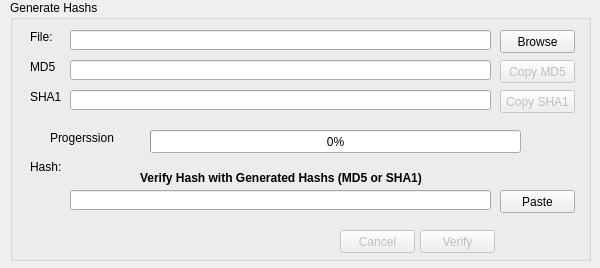
Old version of the form md5calculator.ui in the repository embeddedmz/MD5_SHA1_Calculator.
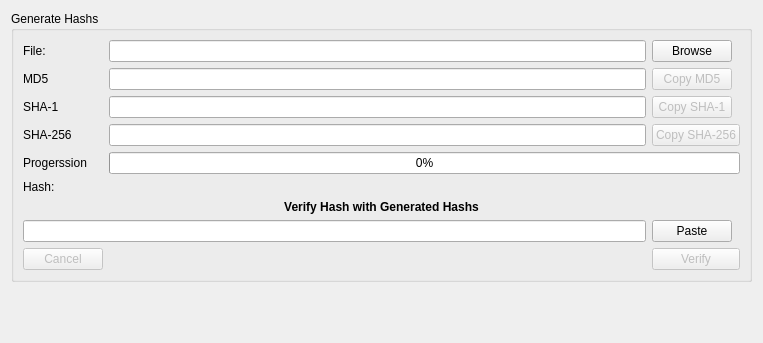
New version of the form. Icons and pictures are not drawn.

Diff of the .ui file:
```diff
--- a/md5calculator.ui
+++ b/md5calculator.ui
@@ -6,8 +6,8 @@
    <rect>
     <x>0</x>
     <y>0</y>
-    <width>600</width>
-    <height>268</height>
+    <width>763</width>
+    <height>343</height>
    </rect>
   </property>
   <property name="windowTitle">
@@ -17,114 +17,248 @@
    <iconset resource="Icons.qrc">
     <normaloff>:/icons/md5.png</normaloff>:/icons/md5.png</iconset>
   </property>
+  <layout class="QGridLayout" name="gridLayout_2">
+   <item row="0" column="0">
   <widget class="QGroupBox" name="groupBox">
-   <property name="geometry">
-    <rect>
-     <x>10</x>
-     <y>0</y>
-     <width>581</width>
-     <height>261</height>
-    </rect>
-   </property>
    <property name="title">
     <string>Generate Hashs</string>
    </property>
+     <layout class="QGridLayout" name="gridLayout">
+      <item row="0" column="1" colspan="2">
    <widget class="QLineEdit" name="uiFile">
     <property name="enabled">
      <bool>true</bool>
     </property>
-    <property name="geometry">
-     <rect>
-      <x>60</x>
-      <y>30</y>
-      <width>421</width>
-      <height>20</height>
-     </rect>
+        <property name="sizePolicy">
+         <sizepolicy hsizetype="Preferred" vsizetype="Preferred">
+          <horstretch>0</horstretch>
+          <verstretch>0</verstretch>
+         </sizepolicy>
     </property>
     <property name="readOnly">
      <bool>true</bool>
     </property>
    </widget>
+      </item>
+      <item row="0" column="3">
    <widget class="QPushButton" name="uiBrowseBtn">
-    <property name="geometry">
-     <rect>
-      <x>490</x>
-      <y>30</y>
-      <width>75</width>
-      <height>23</height>
-     </rect>
+        <property name="sizePolicy">
+         <sizepolicy hsizetype="Maximum" vsizetype="Preferred">
+          <horstretch>0</horstretch>
+          <verstretch>0</verstretch>
+         </sizepolicy>
     </property>
     <property name="text">
      <string>Browse</string>
     </property>
    </widget>
+      </item>
+      <item row="2" column="3">
+       <widget class="QPushButton" name="uiCopySHA1Btn">
+        <property name="enabled">
+         <bool>false</bool>
+        </property>
+        <property name="sizePolicy">
+         <sizepolicy hsizetype="Maximum" vsizetype="Preferred">
+          <horstretch>0</horstretch>
+          <verstretch>0</verstretch>
+         </sizepolicy>
+        </property>
+        <property name="text">
+         <string>Copy SHA-1</string>
+        </property>
+       </widget>
+      </item>
+      <item row="5" column="0">
+       <widget class="QLabel" name="label_4">
+        <property name="sizePolicy">
+         <sizepolicy hsizetype="Maximum" vsizetype="Preferred">
+          <horstretch>0</horstretch>
+          <verstretch>0</verstretch>
+         </sizepolicy>
+        </property>
+        <property name="text">
+         <string>Hash:</string>
+        </property>
+       </widget>
+      </item>
+      <item row="1" column="0">
+       <widget class="QLabel" name="label_2">
+        <property name="sizePolicy">
+         <sizepolicy hsizetype="Maximum" vsizetype="Preferred">
+          <horstretch>0</horstretch>
+          <verstretch>0</verstretch>
+         </sizepolicy>
+        </property>
+        <property name="text">
+         <string>MD5</string>
+        </property>
+       </widget>
+      </item>
+      <item row="7" column="3">
+       <widget class="QPushButton" name="uiPasteBtn">
+        <property name="sizePolicy">
+         <sizepolicy hsizetype="Maximum" vsizetype="Preferred">
+          <horstretch>0</horstretch>
+          <verstretch>0</verstretch>
+         </sizepolicy>
+        </property>
+        <property name="text">
+         <string>Paste</string>
+        </property>
+       </widget>
+      </item>
+      <item row="2" column="1" colspan="2">
+       <widget class="QLineEdit" name="uiSHA1">
+        <property name="enabled">
+         <bool>true</bool>
+        </property>
+        <property name="sizePolicy">
+         <sizepolicy hsizetype="Preferred" vsizetype="Preferred">
+          <horstretch>0</horstretch>
+          <verstretch>0</verstretch>
+         </sizepolicy>
+        </property>
+        <property name="readOnly">
+         <bool>true</bool>
+        </property>
+       </widget>
+      </item>
+      <item row="2" column="0">
+       <widget class="QLabel" name="label_5">
+        <property name="sizePolicy">
+         <sizepolicy hsizetype="Maximum" vsizetype="Preferred">
+          <horstretch>0</horstretch>
+          <verstretch>0</verstretch>
+         </sizepolicy>
+        </property>
+        <property name="text">
+         <string>SHA-1</string>
+        </property>
+       </widget>
+      </item>
+      <item row="4" column="0">
+       <widget class="QLabel" name="label_7">
+        <property name="sizePolicy">
+         <sizepolicy hsizetype="Maximum" vsizetype="Preferred">
+          <horstretch>0</horstretch>
+          <verstretch>0</verstretch>
+         </sizepolicy>
+        </property>
+        <property name="text">
+         <string>Progerssion</string>
+        </property>
+       </widget>
+      </item>
+      <item row="4" column="1" colspan="3">
+       <widget class="QProgressBar" name="uiPB">
+        <property name="sizePolicy">
+         <sizepolicy hsizetype="Preferred" vsizetype="Preferred">
+          <horstretch>0</horstretch>
+          <verstretch>0</verstretch>
+         </sizepolicy>
+        </property>
+        <property name="value">
+         <number>0</number>
+        </property>
+       </widget>
+      </item>
+      <item row="0" column="0">
+       <widget class="QLabel" name="label">
+        <property name="sizePolicy">
+         <sizepolicy hsizetype="Maximum" vsizetype="Preferred">
+          <horstretch>0</horstretch>
+          <verstretch>0</verstretch>
+         </sizepolicy>
+        </property>
+        <property name="text">
+         <string>File:</string>
+        </property>
+       </widget>
+      </item>
+      <item row="1" column="3">
    <widget class="QPushButton" name="uiCopyMD5Btn">
     <property name="enabled">
      <bool>false</bool>
     </property>
-    <property name="geometry">
-     <rect>
-      <x>490</x>
-      <y>60</y>
-      <width>75</width>
-      <height>23</height>
-     </rect>
+        <property name="sizePolicy">
+         <sizepolicy hsizetype="Maximum" vsizetype="Preferred">
+          <horstretch>0</horstretch>
+          <verstretch>0</verstretch>
+         </sizepolicy>
     </property>
     <property name="text">
      <string>Copy MD5</string>
     </property>
    </widget>
+      </item>
+      <item row="1" column="1" colspan="2">
    <widget class="QLineEdit" name="uiMD5">
     <property name="enabled">
      <bool>true</bool>
     </property>
-    <property name="geometry">
-     <rect>
-      <x>60</x>
-      <y>60</y>
-      <width>421</width>
-      <height>20</height>
-     </rect>
+        <property name="sizePolicy">
+         <sizepolicy hsizetype="Preferred" vsizetype="Preferred">
+          <horstretch>0</horstretch>
+          <verstretch>0</verstretch>
+         </sizepolicy>
     </property>
     <property name="readOnly">
      <bool>true</bool>
     </property>
    </widget>
-   <widget class="QLabel" name="label">
-    <property name="geometry">
-     <rect>
-      <x>20</x>
-      <y>30</y>
-      <width>46</width>
-      <height>13</height>
-     </rect>
+      </item>
+      <item row="3" column="0">
+       <widget class="QLabel" name="label_6">
+        <property name="sizePolicy">
+         <sizepolicy hsizetype="Maximum" vsizetype="Preferred">
+          <horstretch>0</horstretch>
+          <verstretch>0</verstretch>
+         </sizepolicy>
     </property>
     <property name="text">
-     <string>File:</string>
-    </property>
-   </widget>
-   <widget class="QLabel" name="label_2">
-    <property name="geometry">
-     <rect>
-      <x>20</x>
-      <y>60</y>
-      <width>46</width>
-      <height>13</height>
-     </rect>
-    </property>
+         <string>SHA-256</string>
+        </property>
+       </widget>
+      </item>
+      <item row="3" column="3">
+       <widget class="QPushButton" name="uiCopySHA256Btn">
+        <property name="enabled">
+         <bool>false</bool>
+        </property>
+        <property name="sizePolicy">
+         <sizepolicy hsizetype="Maximum" vsizetype="Preferred">
+          <horstretch>0</horstretch>
+          <verstretch>0</verstretch>
+         </sizepolicy>
+        </property>
     <property name="text">
-     <string>MD5</string>
-    </property>
-   </widget>
+         <string>Copy SHA-256</string>
+        </property>
+       </widget>
+      </item>
+      <item row="3" column="1" colspan="2">
+       <widget class="QLineEdit" name="uiSHA256">
+        <property name="sizePolicy">
+         <sizepolicy hsizetype="Preferred" vsizetype="Preferred">
+          <horstretch>0</horstretch>
+          <verstretch>0</verstretch>
+         </sizepolicy>
+        </property>
+       </widget>
+      </item>
+      <item row="7" column="0" colspan="3">
+       <widget class="QLineEdit" name="uiHash">
+        <property name="sizePolicy">
+         <sizepolicy hsizetype="Preferred" vsizetype="Preferred">
+          <horstretch>0</horstretch>
+          <verstretch>0</verstretch>
+         </sizepolicy>
+        </property>
+       </widget>
+      </item>
+      <item row="6" column="0" colspan="4">
    <widget class="QLabel" name="label_3">
-    <property name="geometry">
-     <rect>
-      <x>130</x>
-      <y>170</y>
-      <width>361</width>
-      <height>16</height>
-     </rect>
-    </property>
     <property name="font">
      <font>
       <weight>75</weight>
@@ -132,152 +266,59 @@
      </font>
     </property>
     <property name="text">
-     <string>Verify Hash with Generated Hashs (MD5 or SHA1)</string>
+         <string>Verify Hash with Generated Hashs</string>
     </property>
     <property name="scaledContents">
      <bool>false</bool>
     </property>
-   </widget>
-   <widget class="QLabel" name="label_4">
-    <property name="geometry">
-     <rect>
-      <x>20</x>
-      <y>160</y>
-      <width>46</width>
-      <height>13</height>
-     </rect>
-    </property>
-    <property name="text">
-     <string>Hash:</string>
-    </property>
-   </widget>
-   <widget class="QLineEdit" name="uiHash">
-    <property name="geometry">
-     <rect>
-      <x>60</x>
-      <y>190</y>
-      <width>421</width>
-      <height>20</height>
-     </rect>
-    </property>
-   </widget>
-   <widget class="QPushButton" name="uiPasteBtn">
-    <property name="geometry">
-     <rect>
-      <x>490</x>
-      <y>190</y>
-      <width>75</width>
-      <height>23</height>
-     </rect>
-    </property>
-    <property name="text">
-     <string>Paste</string>
-    </property>
-   </widget>
+        <property name="alignment">
+         <set>Qt::AlignCenter</set>
+        </property>
+       </widget>
+      </item>
+      <item row="8" column="3">
    <widget class="QPushButton" name="uiVerifyBtn">
     <property name="enabled">
      <bool>false</bool>
     </property>
-    <property name="geometry">
-     <rect>
-      <x>410</x>
-      <y>230</y>
-      <width>75</width>
-      <height>23</height>
-     </rect>
+        <property name="sizePolicy">
+         <sizepolicy hsizetype="Preferred" vsizetype="Preferred">
+          <horstretch>0</horstretch>
+          <verstretch>0</verstretch>
+         </sizepolicy>
     </property>
     <property name="text">
      <string>Verify</string>
     </property>
    </widget>
-   <widget class="QLabel" name="label_5">
-    <property name="geometry">
-     <rect>
-      <x>20</x>
-      <y>90</y>
-      <width>46</width>
-      <height>13</height>
-     </rect>
-    </property>
-    <property name="text">
-     <string>SHA1</string>
-    </property>
-   </widget>
-   <widget class="QLineEdit" name="uiSHA1">
-    <property name="enabled">
-     <bool>true</bool>
-    </property>
-    <property name="geometry">
-     <rect>
-      <x>60</x>
-      <y>90</y>
-      <width>421</width>
-      <height>20</height>
-     </rect>
-    </property>
-    <property name="readOnly">
-     <bool>true</bool>
-    </property>
-   </widget>
-   <widget class="QPushButton" name="uiCopySHA1Btn">
-    <property name="enabled">
-     <bool>false</bool>
-    </property>
-    <property name="geometry">
-     <rect>
-      <x>490</x>
-      <y>90</y>
-      <width>75</width>
-      <height>23</height>
-     </rect>
-    </property>
-    <property name="text">
-     <string>Copy SHA1</string>
-    </property>
-   </widget>
-   <widget class="QLabel" name="label_7">
-    <property name="geometry">
-     <rect>
-      <x>40</x>
-      <y>130</y>
-      <width>91</width>
-      <height>16</height>
-     </rect>
-    </property>
-    <property name="text">
-     <string>Progerssion</string>
-    </property>
-   </widget>
-   <widget class="QProgressBar" name="uiPB">
-    <property name="geometry">
-     <rect>
-      <x>140</x>
-      <y>130</y>
-      <width>371</width>
-      <height>23</height>
-     </rect>
-    </property>
-    <property name="value">
-     <number>0</number>
-    </property>
-   </widget>
+      </item>
+      <item row="8" column="0">
    <widget class="QPushButton" name="uiCancelBtn">
     <property name="enabled">
      <bool>false</bool>
     </property>
-    <property name="geometry">
-     <rect>
-      <x>330</x>
-      <y>230</y>
-      <width>75</width>
-      <height>23</height>
-     </rect>
-    </property>
     <property name="text">
      <string>Cancel</string>
     </property>
    </widget>
-  </widget>
+      </item>
+     </layout>
+    </widget>
+   </item>
+   <item row="1" column="0">
+    <spacer name="verticalSpacer">
+     <property name="orientation">
+      <enum>Qt::Vertical</enum>
+     </property>
+     <property name="sizeHint" stdset="0">
+      <size>
+       <width>20</width>
+       <height>40</height>
+      </size>
+     </property>
+    </spacer>
+   </item>
+  </layout>
  </widget>
  <resources>
   <include location="Icons.qrc"/>
```
Left out of the diff: 4 changed lines with no effect on the pictures. Lines whose indentation alone changed are shown as unchanged.
